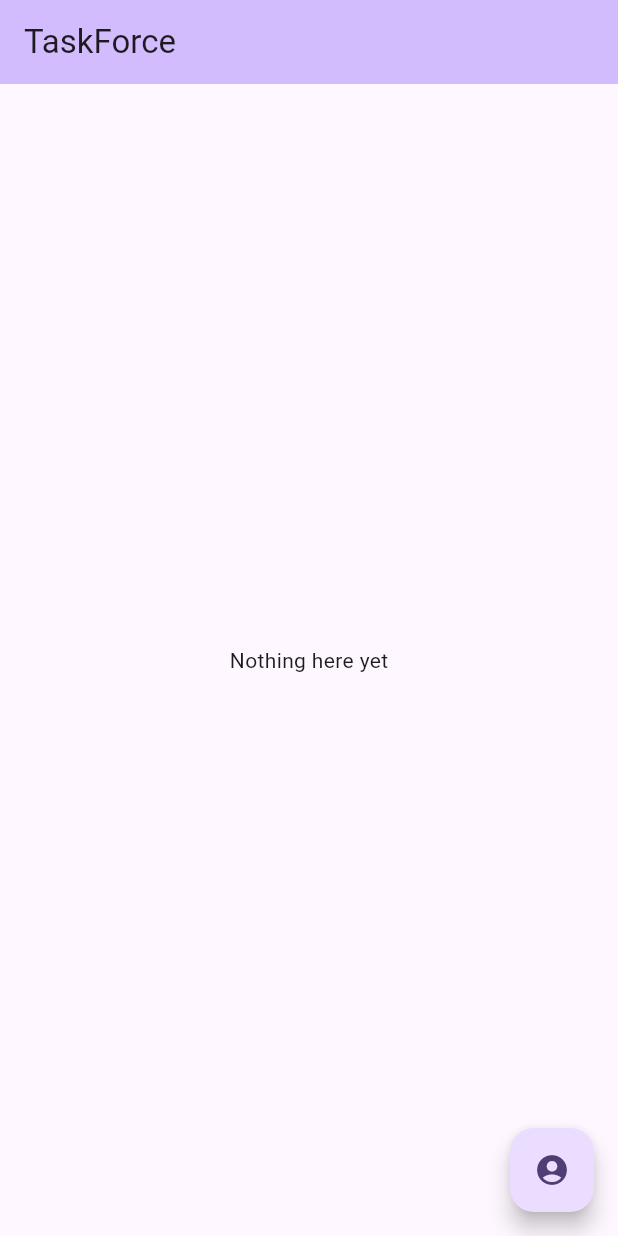
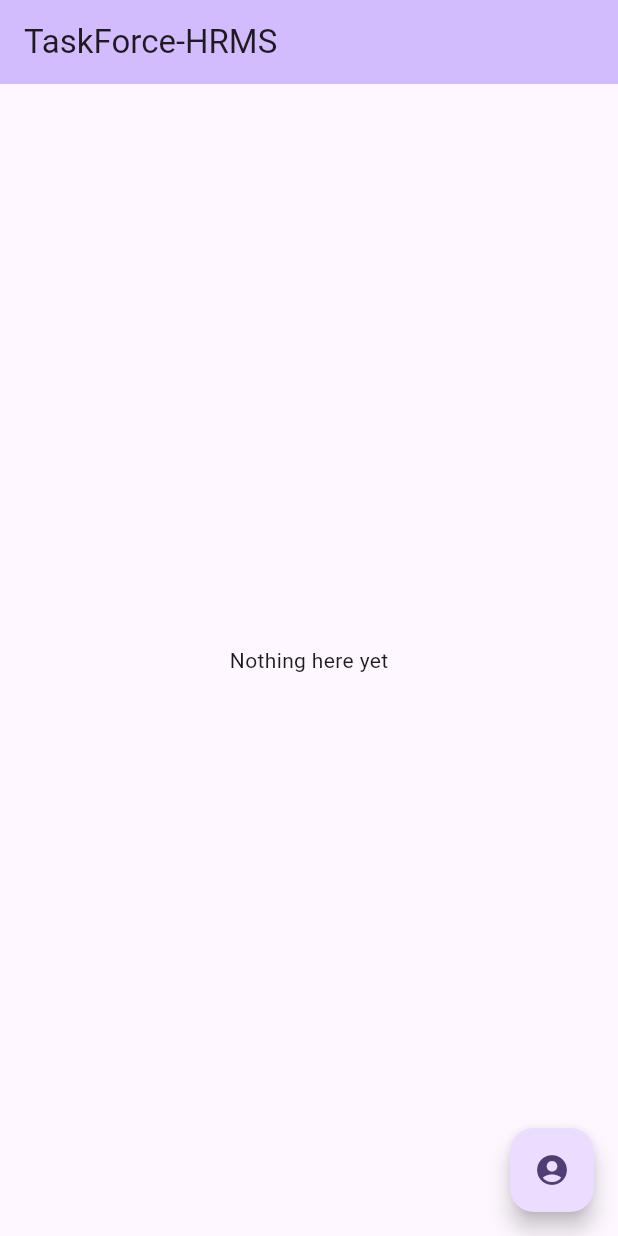
Before and after one commit to Syf-Almjd/TaskForce_HRMS, a Flutter app: the screen it shows after launch, on a phone screen of 412 x 824 dp. Run offline on Flutter 3.47's test engine with Material 2 defaults, Android fonts, the light colour scheme and no system bars.

Commit message:
first commit

```diff
--- a/lib/main.dart
+++ b/lib/main.dart
@@ -17,7 +17,7 @@ class MyApp extends StatelessWidget {
         colorScheme: ColorScheme.fromSeed(seedColor: Colors.deepPurple),
         useMaterial3: true,
       ),
-      home: const MyHomePage(title: 'TaskForce'),
+      home: const MyHomePage(title: 'TaskForce-HRMS'),
     );
   }
 }
```
